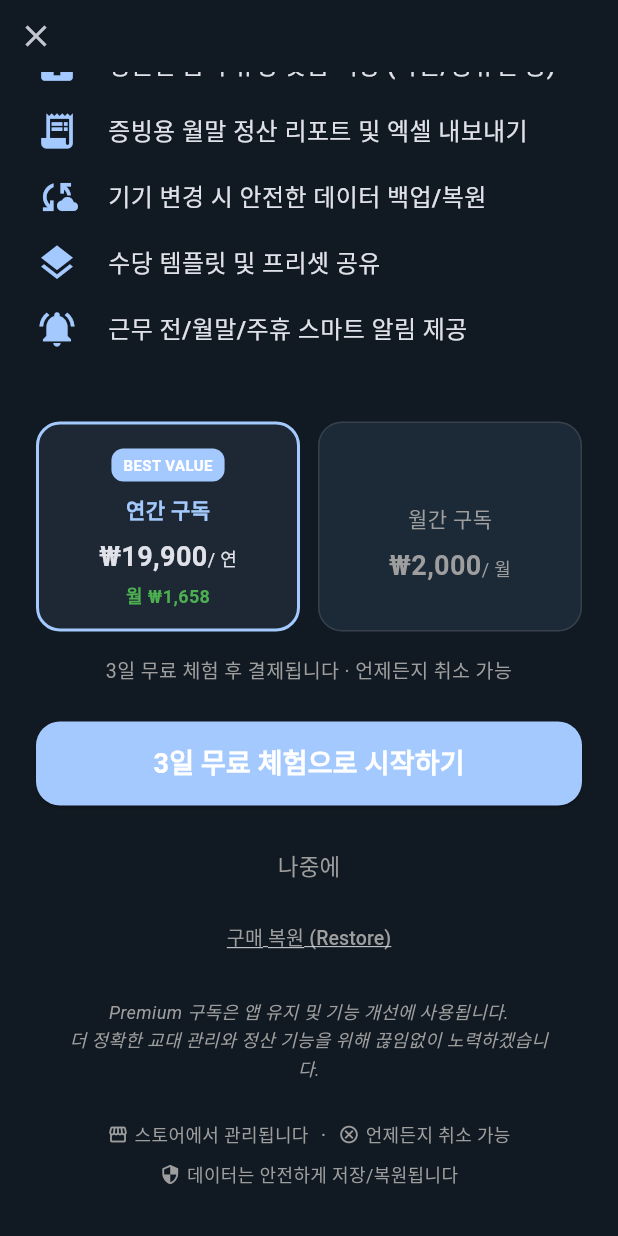
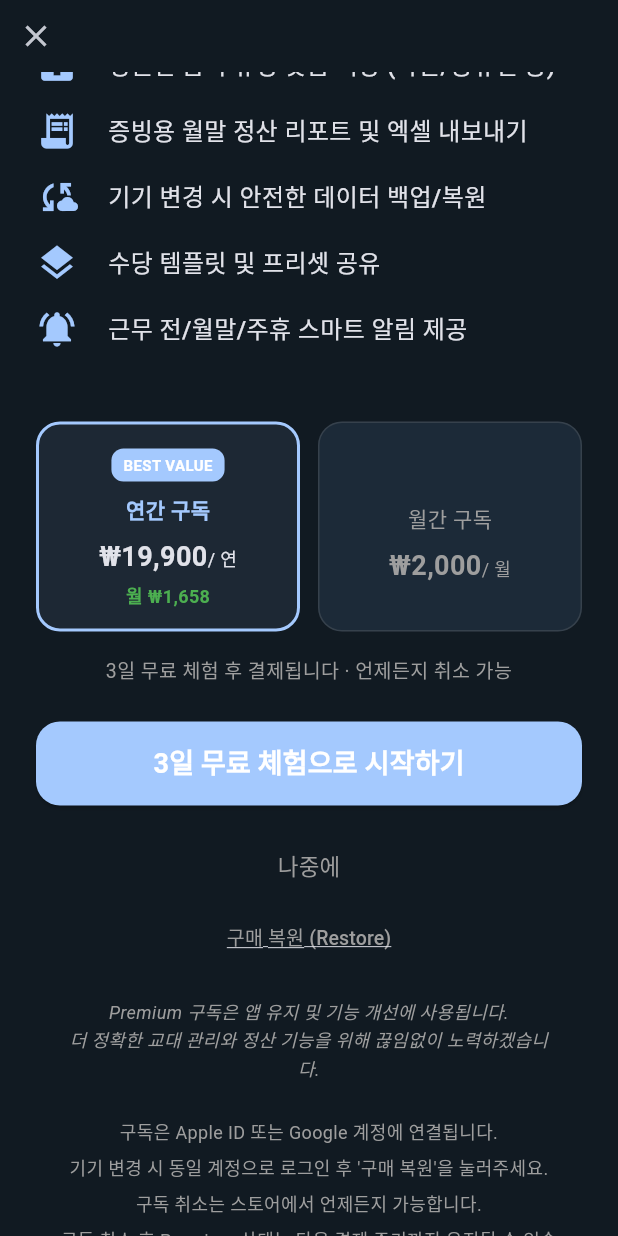
Before and after one commit to Evan-Yoon/salery_calculator, a Flutter app: the PaywallPage screen opened directly, scrolled down 173 dp, on a phone screen of 412 x 824 dp. Run offline on Flutter 3.47's test engine with Material 3 defaults, Android fonts, the phone set to English and light mode, and no system bars; our stand-ins replace fl_chart, flutter_dotenv, in_app_purchase, pdf, share_plus, shared_preferences and 1 more; accounts and stored records are empty; network calls fail; Roboto replaces fonts that are missing (Manrope).

Commit message:
feat: Introduce premium subscription paywall and settings page, migrating in-app purchase implementation to `in_app_purchase`.

```diff
--- a/lib/screens/paywall_page.dart
+++ b/lib/screens/paywall_page.dart
@@ -252,6 +252,22 @@ class _PaywallPageState extends State<PaywallPage> {
 
                   const SizedBox(height: 24),
 
+                  // 구독 정책 상세 안내
+                  const Padding(
+                    padding: EdgeInsets.symmetric(horizontal: 16),
+                    child: Column(
+                      children: [
+                        _PolicyText('구독은 Apple ID 또는 Google 계정에 연결됩니다.'),
+                        _PolicyText("기기 변경 시 동일 계정으로 로그인 후 '구매 복원'을 눌러주세요."),
+                        _PolicyText('구독 취소는 스토어에서 언제든지 가능합니다.'),
+                        _PolicyText(
+                            '구독 취소 후 Premium 상태는 다음 결제 주기까지 유지될 수 있습니다.'),
+                      ],
+                    ),
+                  ),
+
+                  const SizedBox(height: 24),
+
                   // 신뢰 메시지 (작은 글씨 & 아이콘)
                   const Row(
                     mainAxisAlignment: MainAxisAlignment.center,
@@ -428,3 +444,20 @@ class _TrustMessageItem extends StatelessWidget {
     );
   }
 }
+
+class _PolicyText extends StatelessWidget {
+  final String text;
+  const _PolicyText(this.text);
+
+  @override
+  Widget build(BuildContext context) {
+    return Padding(
+      padding: const EdgeInsets.only(bottom: 6),
+      child: Text(
+        text,
+        style: const TextStyle(fontSize: 12, color: Colors.grey, height: 1.4),
+        textAlign: TextAlign.center,
+      ),
+    );
+  }
+}
--- a/lib/screens/settings_page.dart
+++ b/lib/screens/settings_page.dart
@@ -85,7 +85,7 @@ class _SettingsPageState extends State<SettingsPage> {
           const Padding(
             padding: EdgeInsets.symmetric(horizontal: 8),
             child: Text(
-              "구독은 스토어 계정(Apple ID/Google)에서 관리됩니다.\n언제든지 스토어에서 취소할 수 있습니다.",
+              "구독은 스토어 계정에서 관리됩니다.\n기기 변경 시 '구매 복원'을 눌러 Premium 상태를 복구할 수 있습니다.",
               style: TextStyle(color: Colors.grey, fontSize: 12, height: 1.4),
               textAlign: TextAlign.center,
             ),
@@ -389,8 +389,7 @@ class _SettingsPageState extends State<SettingsPage> {
               await premiumProvider.iapService.restore();
               if (mounted) {
                 ScaffoldMessenger.of(context).showSnackBar(
-                  const SnackBar(
-                      content: Text('구매 복원을 요청했습니다. 잠시 후 Premium 상태가 반영됩니다.')),
+                  const SnackBar(content: Text('스토어에서 구독 상태를 확인하고 있습니다.')),
                 );
               }
             },
--- a/pubspec.yaml
+++ b/pubspec.yaml
@@ -22,7 +22,6 @@ dependencies:
   printing: ^5.14.2
   share_plus: ^12.0.1
   path_provider: ^2.1.5
-  purchases_flutter: ^8.0.0
   in_app_purchase: ^3.2.3
 
 dev_dependencies:
```
Also changed, not shown: lib/services/revenue_cat_service.dart (deleted, +0 -60 lines), pubspec.lock, 3 other files.
